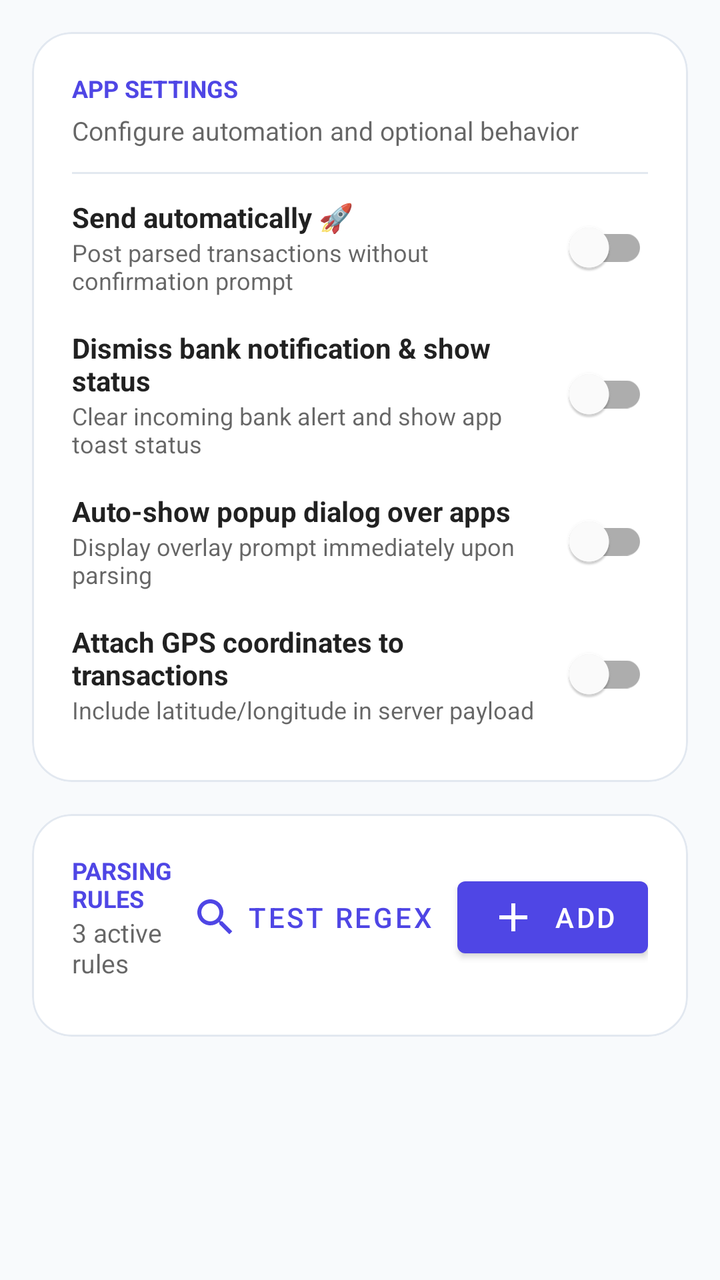
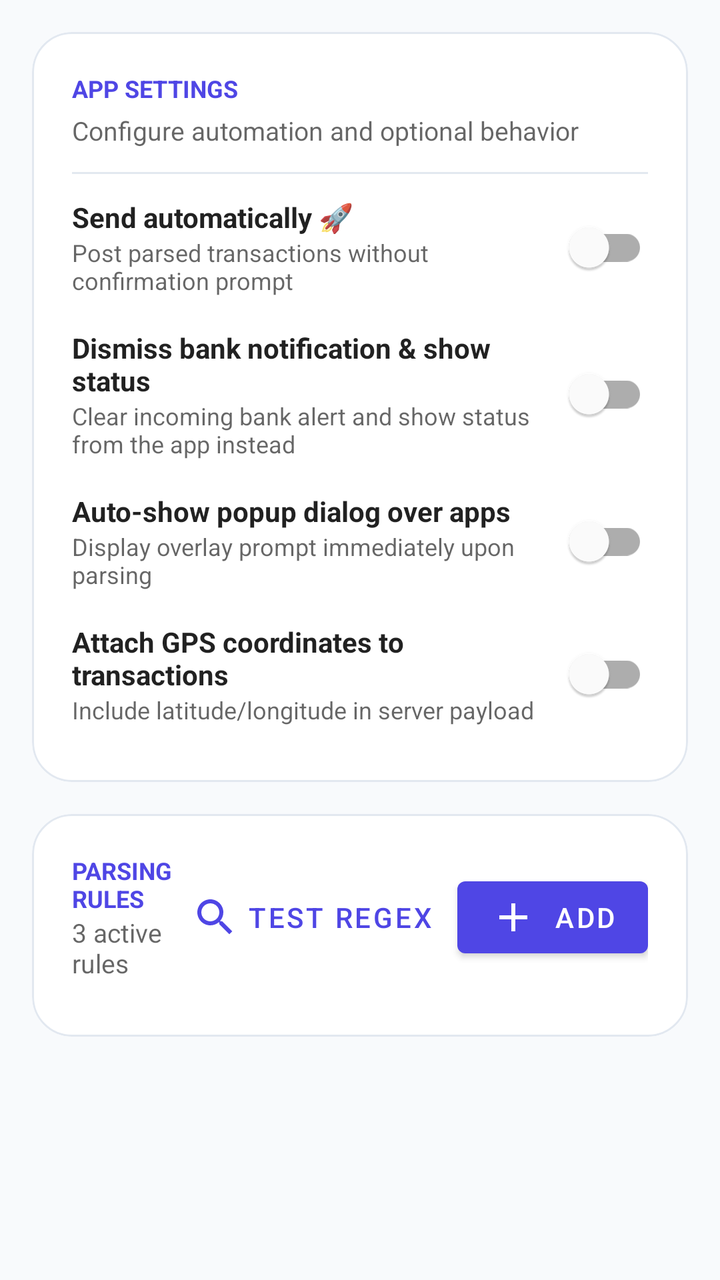

Two renders of the same Android screen: before a commit and after it. Below are the layout's source before the change and the commit's diff.
<!-- AndroidManifest.xml: application theme Theme.ActualApp -->
<!-- res/layout/fragment_rules.xml -->
<?xml version="1.0" encoding="utf-8"?>
<androidx.core.widget.NestedScrollView
    xmlns:android="http://schemas.android.com/apk/res/android"
    xmlns:app="http://schemas.android.com/apk/res-auto"
    android:layout_width="match_parent"
    android:layout_height="match_parent">

    <LinearLayout
        android:layout_width="match_parent"
        android:layout_height="wrap_content"
        android:orientation="vertical"
        android:padding="16dp">

        
        <com.google.android.material.card.MaterialCardView
            android:layout_width="match_parent"
            android:layout_height="wrap_content"
            android:layout_marginBottom="16dp"
            app:cardBackgroundColor="?attr/colorSurface"
            app:cardCornerRadius="20dp"
            app:cardElevation="0dp"
            app:strokeColor="@color/card_stroke"
            app:strokeWidth="1dp">

            <LinearLayout
                android:layout_width="match_parent"
                android:layout_height="wrap_content"
                android:animateLayoutChanges="true"
                android:orientation="vertical"
                android:padding="20dp">

                <TextView
                    android:layout_width="wrap_content"
                    android:layout_height="wrap_content"
                    android:text="APP SETTINGS"
                    android:textColor="@color/primary"
                    android:textSize="12sp"
                    android:textStyle="bold" />

                <TextView
                    android:layout_width="wrap_content"
                    android:layout_height="wrap_content"
                    android:layout_marginTop="4dp"
                    android:text="Configure automation and optional behavior"
                    android:textColor="?android:attr/textColorSecondary"
                    android:textSize="13sp" />

                <View
                    android:layout_width="match_parent"
                    android:layout_height="1dp"
                    android:layout_marginTop="12dp"
                    android:layout_marginBottom="4dp"
                    android:background="@color/card_stroke" />

                
                <LinearLayout
                    android:id="@+id/rowAutoSend"
                    android:layout_width="match_parent"
                    android:layout_height="wrap_content"
                    android:minHeight="48dp"
                    android:paddingVertical="8dp"
                    android:gravity="center_vertical"
                    android:orientation="horizontal">

                    <LinearLayout
                        android:layout_width="0dp"
                        android:layout_height="wrap_content"
                        android:layout_weight="1"
                        android:orientation="vertical">

                        <TextView
                            android:layout_width="wrap_content"
                            android:layout_height="wrap_content"
                            android:text="Send automatically 🚀"
                            android:textColor="?android:attr/textColorPrimary"
                            android:textSize="14sp"
                            android:textStyle="bold" />

                        <TextView
                            android:layout_width="wrap_content"
                            android:layout_height="wrap_content"
                            android:text="Post parsed transactions without confirmation prompt"
                            android:textColor="?android:attr/textColorSecondary"
                            android:textSize="12sp" />
                    </LinearLayout>

                    <com.google.android.material.switchmaterial.SwitchMaterial
                        android:id="@+id/switchAutoSend"
                        android:layout_width="wrap_content"
                        android:layout_height="wrap_content" />
                </LinearLayout>

                
                <LinearLayout
                    android:id="@+id/layoutDismissNotification"
                    android:layout_width="match_parent"
                    android:layout_height="wrap_content"
                    android:minHeight="48dp"
                    android:paddingVertical="8dp"
                    android:gravity="center_vertical"
                    android:orientation="horizontal">

                    <LinearLayout
                        android:layout_width="0dp"
                        android:layout_height="wrap_content"
                        android:layout_weight="1"
                        android:orientation="vertical">

                        <TextView
                            android:layout_width="wrap_content"
                            android:layout_height="wrap_content"
                            android:text="Dismiss bank notification &amp; show status"
                            android:textColor="?android:attr/textColorPrimary"
                            android:textSize="14sp"
                            android:textStyle="bold" />

                        <TextView
                            android:layout_width="wrap_content"
                            android:layout_height="wrap_content"
                            android:text="Clear incoming bank alert and show app toast status"
                            android:textColor="?android:attr/textColorSecondary"
                            android:textSize="12sp" />
                    </LinearLayout>

                    <com.google.android.material.switchmaterial.SwitchMaterial
                        android:id="@+id/switchDismissNotification"
                        android:layout_width="wrap_content"
                        android:layout_height="wrap_content" />
                </LinearLayout>

                
                <LinearLayout
                    android:id="@+id/layoutAutoPopup"
                    android:layout_width="match_parent"
                    android:layout_height="wrap_content"
                    android:minHeight="48dp"
                    android:paddingVertical="8dp"
                    android:gravity="center_vertical"
                    android:orientation="horizontal">

                    <LinearLayout
                        android:layout_width="0dp"
                        android:layout_height="wrap_content"
                        android:layout_weight="1"
                        android:orientation="vertical">

                        <TextView
                            android:layout_width="wrap_content"
                            android:layout_height="wrap_content"
                            android:text="Auto-show popup dialog over apps"
                            android:textColor="?android:attr/textColorPrimary"
                            android:textSize="14sp"
                            android:textStyle="bold" />

                        <TextView
                            android:layout_width="wrap_content"
                            android:layout_height="wrap_content"
                            android:text="Display overlay prompt immediately upon parsing"
                            android:textColor="?android:attr/textColorSecondary"
                            android:textSize="12sp" />
                    </LinearLayout>

                    <com.google.android.material.switchmaterial.SwitchMaterial
                        android:id="@+id/switchAutoPopup"
                        android:layout_width="wrap_content"
                        android:layout_height="wrap_content" />
                </LinearLayout>

                
                <LinearLayout
                    android:id="@+id/rowAttachLocation"
                    android:layout_width="match_parent"
                    android:layout_height="wrap_content"
                    android:minHeight="48dp"
                    android:paddingVertical="8dp"
                    android:gravity="center_vertical"
                    android:orientation="horizontal">

                    <LinearLayout
                        android:layout_width="0dp"
                        android:layout_height="wrap_content"
                        android:layout_weight="1"
                        android:orientation="vertical">

                        <TextView
                            android:layout_width="wrap_content"
                            android:layout_height="wrap_content"
                            android:text="Attach GPS coordinates to transactions"
                            android:textColor="?android:attr/textColorPrimary"
                            android:textSize="14sp"
                            android:textStyle="bold" />

                        <TextView
                            android:layout_width="wrap_content"
                            android:layout_height="wrap_content"
                            android:text="Include latitude/longitude in server payload"
                            android:textColor="?android:attr/textColorSecondary"
                            android:textSize="12sp" />
                    </LinearLayout>

                    <com.google.android.material.switchmaterial.SwitchMaterial
                        android:id="@+id/switchAttachLocation"
                        android:layout_width="wrap_content"
                        android:layout_height="wrap_content" />
                </LinearLayout>

            </LinearLayout>
        </com.google.android.material.card.MaterialCardView>

        
        <com.google.android.material.card.MaterialCardView
            android:layout_width="match_parent"
            android:layout_height="wrap_content"
            android:layout_marginBottom="16dp"
            app:cardBackgroundColor="?attr/colorSurface"
            app:cardCornerRadius="20dp"
            app:cardElevation="0dp"
            app:strokeColor="@color/card_stroke"
            app:strokeWidth="1dp">

            <LinearLayout
                android:layout_width="match_parent"
                android:layout_height="wrap_content"
                android:orientation="vertical"
                android:padding="20dp">

                <LinearLayout
                    android:layout_width="match_parent"
                    android:layout_height="wrap_content"
                    android:gravity="center_vertical"
                    android:orientation="horizontal"
                    android:layout_marginBottom="8dp">

                    <LinearLayout
                        android:layout_width="0dp"
                        android:layout_height="wrap_content"
                        android:layout_weight="1"
                        android:orientation="vertical">

                        <TextView
                            android:layout_width="wrap_content"
                            android:layout_height="wrap_content"
                            android:text="PARSING RULES"
                            android:textColor="@color/primary"
                            android:textSize="12sp"
                            android:textStyle="bold" />

                        <TextView
                            android:id="@+id/tvRulesCount"
                            android:layout_width="wrap_content"
                            android:layout_height="wrap_content"
                            android:text="3 active rules"
                            android:textColor="?android:attr/textColorSecondary"
                            android:textSize="13sp" />
                    </LinearLayout>

                    <com.google.android.material.button.MaterialButton
                        android:id="@+id/btnTestRules"
                        style="@style/Widget.MaterialComponents.Button.TextButton"
                        android:layout_width="wrap_content"
                        android:layout_height="wrap_content"
                        android:text="Test Regex"
                        app:icon="@drawable/ic_search" />

                    <com.google.android.material.button.MaterialButton
                        android:id="@+id/btnAddRule"
                        style="@style/Widget.MaterialComponents.Button"
                        android:layout_width="wrap_content"
                        android:layout_height="wrap_content"
                        android:layout_marginStart="4dp"
                        android:text="Add"
                        app:icon="@drawable/ic_add" />
                </LinearLayout>

                <androidx.recyclerview.widget.RecyclerView
                    android:id="@+id/rvRules"
                    android:layout_width="match_parent"
                    android:layout_height="wrap_content"
                    android:nestedScrollingEnabled="false" />
            </LinearLayout>
        </com.google.android.material.card.MaterialCardView>

    </LinearLayout>
</androidx.core.widget.NestedScrollView>
<!-- resources referenced by this layout -->
<resources>
  <color name="card_stroke">#E2E8F0</color>
  <color name="primary">#4F46E5</color>
  <!-- drawable ic_add (drawable) -->
  <vector xmlns:android="http://schemas.android.com/apk/res/android"
      android:width="24dp"
      android:height="24dp"
      android:viewportWidth="24"
      android:viewportHeight="24">
      <path
          android:fillColor="#FFFFFF"
          android:pathData="M19,13h-6v6h-2v-6H5v-2h6V5h2v6h6v2z"/>
  </vector>
  <!-- drawable ic_search (drawable) -->
  <vector xmlns:android="http://schemas.android.com/apk/res/android"
      android:width="24dp"
      android:height="24dp"
      android:viewportWidth="24"
      android:viewportHeight="24">
      <path
          android:fillColor="@color/primary"
          android:pathData="M15.5,14h-0.79l-0.28,-0.27C15.41,12.59 16,11.11 16,9.5 16,5.91 13.09,3 9.5,3S3,5.91 3,9.5 5.91,16 9.5,16c1.61,0 3.09,-0.59 4.23,-1.57l0.27,0.28v0.79l5,4.99L20.49,19l-4.99,-5zM9.5,14C7.01,14 5,11.99 5,9.5S7.01,5 9.5,5 14,7.01 14,9.5 11.99,14 9.5,14z"/>
  </vector>
  <style name="Theme.ActualApp" parent="Theme.MaterialComponents.DayNight.NoActionBar">
          
          <item name="colorPrimary">@color/primary</item>
          <item name="colorPrimaryVariant">@color/primary_variant</item>
          <item name="colorOnPrimary">@color/white</item>
          
          <item name="colorSecondary">@color/secondary</item>
          <item name="colorSecondaryVariant">@color/secondary_variant</item>
          <item name="colorOnSecondary">@color/white</item>
          
          <item name="android:windowBackground">@color/background</item>
          <item name="colorSurface">@color/surface</item>
          <item name="android:colorBackground">@color/background</item>
          <item name="android:statusBarColor">@color/surface</item>
          <item name="android:windowLightStatusBar">true</item>
          
          <item name="boxStrokeColor">@color/text_input_box_stroke</item>
          <item name="boxBackgroundColor">@color/text_input_box_background</item>
          <item name="hintTextColor">?colorPrimary</item>
      </style>
  <color name="primary_variant">#4338CA</color>
  <color name="white">#FFFFFF</color>
  <color name="secondary">#10B981</color>
  <color name="secondary_variant">#059669</color>
  <color name="background">#F8FAFC</color>
  <color name="surface">#FFFFFF</color>
</resources>

<!-- the commit's change to res/layout/fragment_rules.xml (unified diff, before → after) -->
@@ -32,7 +32,7 @@
                 <TextView
                     android:layout_width="wrap_content"
                     android:layout_height="wrap_content"
-                    android:text="APP SETTINGS"
+                    android:text="@string/rules_app_settings_header"
                     android:textColor="@color/primary"
                     android:textSize="12sp"
                     android:textStyle="bold" />
@@ -41,7 +41,7 @@
                     android:layout_width="wrap_content"
                     android:layout_height="wrap_content"
                     android:layout_marginTop="4dp"
-                    android:text="Configure automation and optional behavior"
+                    android:text="@string/rules_app_settings_desc"
                     android:textColor="?android:attr/textColorSecondary"
                     android:textSize="13sp" />
 
@@ -71,15 +71,15 @@
                         <TextView
                             android:layout_width="wrap_content"
                             android:layout_height="wrap_content"
-                            android:text="Send automatically 🚀"
-                            android:textColor="?android:attr/textColorPrimary"
-                            android:textSize="14sp"
-                            android:textStyle="bold" />
-
-                        <TextView
-                            android:layout_width="wrap_content"
-                            android:layout_height="wrap_content"
-                            android:text="Post parsed transactions without confirmation prompt"
+                            android:text="@string/rules_auto_send"
+                            android:textColor="?android:attr/textColorPrimary"
+                            android:textSize="14sp"
+                            android:textStyle="bold" />
+
+                        <TextView
+                            android:layout_width="wrap_content"
+                            android:layout_height="wrap_content"
+                            android:text="@string/rules_auto_send_desc"
                             android:textColor="?android:attr/textColorSecondary"
                             android:textSize="12sp" />
                     </LinearLayout>
@@ -109,15 +109,15 @@
                         <TextView
                             android:layout_width="wrap_content"
                             android:layout_height="wrap_content"
-                            android:text="Dismiss bank notification &amp; show status"
-                            android:textColor="?android:attr/textColorPrimary"
-                            android:textSize="14sp"
-                            android:textStyle="bold" />
-
-                        <TextView
-                            android:layout_width="wrap_content"
-                            android:layout_height="wrap_content"
-                            android:text="Clear incoming bank alert and show app toast status"
+                            android:text="@string/rules_dismiss"
+                            android:textColor="?android:attr/textColorPrimary"
+                            android:textSize="14sp"
+                            android:textStyle="bold" />
+
+                        <TextView
+                            android:layout_width="wrap_content"
+                            android:layout_height="wrap_content"
+                            android:text="@string/rules_dismiss_desc"
                             android:textColor="?android:attr/textColorSecondary"
                             android:textSize="12sp" />
                     </LinearLayout>
@@ -147,15 +147,15 @@
                         <TextView
                             android:layout_width="wrap_content"
                             android:layout_height="wrap_content"
-                            android:text="Auto-show popup dialog over apps"
-                            android:textColor="?android:attr/textColorPrimary"
-                            android:textSize="14sp"
-                            android:textStyle="bold" />
-
-                        <TextView
-                            android:layout_width="wrap_content"
-                            android:layout_height="wrap_content"
-                            android:text="Display overlay prompt immediately upon parsing"
+                            android:text="@string/rules_auto_popup"
+                            android:textColor="?android:attr/textColorPrimary"
+                            android:textSize="14sp"
+                            android:textStyle="bold" />
+
+                        <TextView
+                            android:layout_width="wrap_content"
+                            android:layout_height="wrap_content"
+                            android:text="@string/rules_auto_popup_desc"
                             android:textColor="?android:attr/textColorSecondary"
                             android:textSize="12sp" />
                     </LinearLayout>
@@ -185,15 +185,15 @@
                         <TextView
                             android:layout_width="wrap_content"
                             android:layout_height="wrap_content"
-                            android:text="Attach GPS coordinates to transactions"
-                            android:textColor="?android:attr/textColorPrimary"
-                            android:textSize="14sp"
-                            android:textStyle="bold" />
-
-                        <TextView
-                            android:layout_width="wrap_content"
-                            android:layout_height="wrap_content"
-                            android:text="Include latitude/longitude in server payload"
+                            android:text="@string/rules_attach_gps"
+                            android:textColor="?android:attr/textColorPrimary"
+                            android:textSize="14sp"
+                            android:textStyle="bold" />
+
+                        <TextView
+                            android:layout_width="wrap_content"
+                            android:layout_height="wrap_content"
+                            android:text="@string/rules_attach_gps_desc"
                             android:textColor="?android:attr/textColorSecondary"
                             android:textSize="12sp" />
                     </LinearLayout>
@@ -240,7 +240,7 @@
                         <TextView
                             android:layout_width="wrap_content"
                             android:layout_height="wrap_content"
-                            android:text="PARSING RULES"
+                            android:text="@string/rules_header"
                             android:textColor="@color/primary"
                             android:textSize="12sp"
                             android:textStyle="bold" />
@@ -259,7 +259,7 @@
                         style="@style/Widget.MaterialComponents.Button.TextButton"
                         android:layout_width="wrap_content"
                         android:layout_height="wrap_content"
-                        android:text="Test Regex"
+                        android:text="@string/rules_test_regex"
                         app:icon="@drawable/ic_search" />
 
                     <com.google.android.material.button.MaterialButton
@@ -268,7 +268,7 @@
                         android:layout_width="wrap_content"
                         android:layout_height="wrap_content"
                         android:layout_marginStart="4dp"
-                        android:text="Add"
+                        android:text="@string/add"
                         app:icon="@drawable/ic_add" />
                 </LinearLayout>
 
<!-- resource entries referenced after the edit -->
@@ -22,6 +22,19 @@
           android:fillColor="@color/primary"
           android:pathData="M15.5,14h-0.79l-0.28,-0.27C15.41,12.59 16,11.11 16,9.5 16,5.91 13.09,3 9.5,3S3,5.91 3,9.5 5.91,16 9.5,16c1.61,0 3.09,-0.59 4.23,-1.57l0.27,0.28v0.79l5,4.99L20.49,19l-4.99,-5zM9.5,14C7.01,14 5,11.99 5,9.5S7.01,5 9.5,5 14,7.01 14,9.5 11.99,14 9.5,14z"/>
   </vector>
+  <string name="add">Add</string>
+  <string name="rules_app_settings_desc">Configure automation and optional behavior</string>
+  <string name="rules_app_settings_header">APP SETTINGS</string>
+  <string name="rules_attach_gps">Attach GPS coordinates to transactions</string>
+  <string name="rules_attach_gps_desc">Include latitude/longitude in server payload</string>
+  <string name="rules_auto_popup">Auto-show popup dialog over apps</string>
+  <string name="rules_auto_popup_desc">Display overlay prompt immediately upon parsing</string>
+  <string name="rules_auto_send">Send automatically 🚀</string>
+  <string name="rules_auto_send_desc">Post parsed transactions without confirmation prompt</string>
+  <string name="rules_dismiss">Dismiss bank notification &amp; show status</string>
+  <string name="rules_dismiss_desc">Clear incoming bank alert and show status from the app instead</string>
+  <string name="rules_header">PARSING RULES</string>
+  <string name="rules_test_regex">Test Regex</string>
   <style name="Theme.ActualApp" parent="Theme.MaterialComponents.DayNight.NoActionBar">
           
           <item name="colorPrimary">@color/primary</item>
